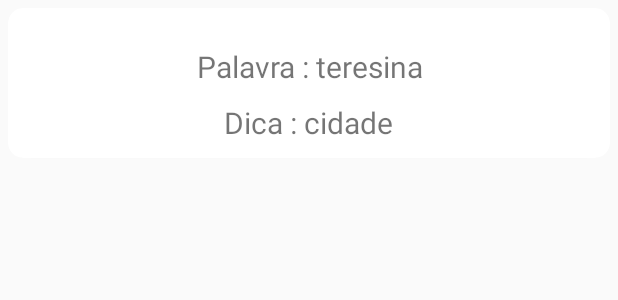
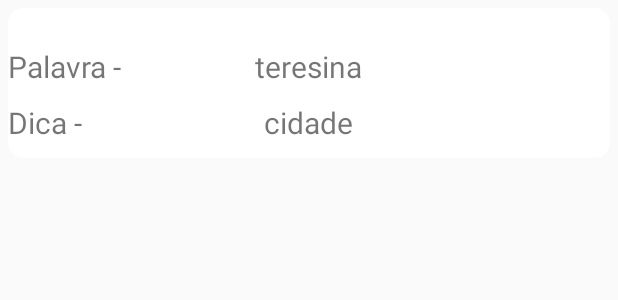
Before and after one commit to MarceloxAlves/ForcaX, an Android app: the layout activity_item_palavra_view_holder.xml on its own in the app's theme, with its tools: preview values and no code run, on a phone screen of 412 x 824 dp. Shown: the top 300 px of the screen. Run offline under Robolectric (Android 15) with nearby library versions, the phone set to English and light mode, and no system bars.

Commit message:
Deletando palavras e ageitando o layout

```diff
--- a/app/src/main/java/br/com/avantigames/forcax/app/MainActivity.java
+++ b/app/src/main/java/br/com/avantigames/forcax/app/MainActivity.java
@@ -54,7 +54,6 @@ public class MainActivity extends AppCompatActivity {
 
     public void adiciornarFrase(View view) {
         startActivity(new Intent(this,ListarPalavrasActivity.class));
-        finish();
     }
 
     public void mostrarSobre(View view) {
--- a/app/src/main/res/layout/activity_item_palavra_view_holder.xml
+++ b/app/src/main/res/layout/activity_item_palavra_view_holder.xml
@@ -14,6 +14,16 @@
         android:layout_height="match_parent">
 
         <TextView
+            android:id="@+id/palavra"
+            android:layout_width="wrap_content"
+            android:layout_height="wrap_content"
+            android:layout_alignParentStart="true"
+            android:layout_alignTop="@+id/palavra_frase_show"
+            android:text="Palavra - "
+            android:textAlignment="center"
+            android:textSize="20sp" />
+
+        <TextView
             android:id="@+id/palavra_frase_show"
             android:layout_width="wrap_content"
             android:layout_height="wrap_content"
@@ -21,8 +31,18 @@
             android:layout_centerHorizontal="true"
             android:layout_marginTop="25dp"
             android:textSize="20sp"
-            android:text="Palavra : teresina"
+            android:text="@string/teresina"
             android:textAlignment="center" />
+
+        <TextView
+            android:id="@+id/dica"
+            android:layout_width="wrap_content"
+            android:layout_height="wrap_content"
+            android:layout_alignParentStart="true"
+            android:layout_alignTop="@+id/dica_show"
+            android:text="Dica - "
+            android:textAlignment="center"
+            android:textSize="20sp" />
 
         <TextView
             android:id="@+id/dica_show"
@@ -33,7 +53,7 @@
             android:layout_centerHorizontal="true"
             android:layout_marginBottom="10dp"
             android:textSize="20sp"
-            android:text="Dica : cidade"
+            android:text="@string/cidade"
             android:textAlignment="center" />
     </RelativeLayout>
 
--- a/app/src/main/res/values/strings.xml
+++ b/app/src/main/res/values/strings.xml
@@ -25,4 +25,7 @@
     <string name="mayelle_dos_santos_lima_de_carvalho">Mayelle dos Santos Lima de Carvalho</string>
     <string name="marcelo_alves_perreira">Marcelo Alves Perreira</string>
     <string name="jesus_abrah_o_adad_filho">Jesus Abrahão Adad Filho</string>
+    <string name="teresina">teresina</string>
+    <string name="cidade">cidade</string>
+    <string name="deletar">Deletar</string>
 </resources>
```
Also changed, not shown: app/src/main/java/br/com/avantigames/forcax/model/adapter/PalavrasAdapter.java (+19 -2 lines), app/src/main/res/menu/delete.xml (added, +7 -0 lines).
